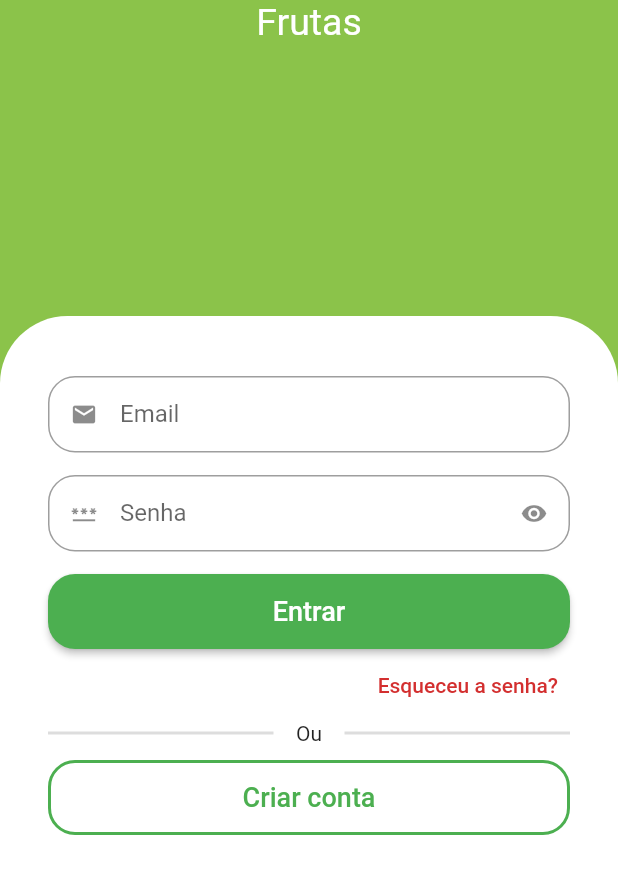
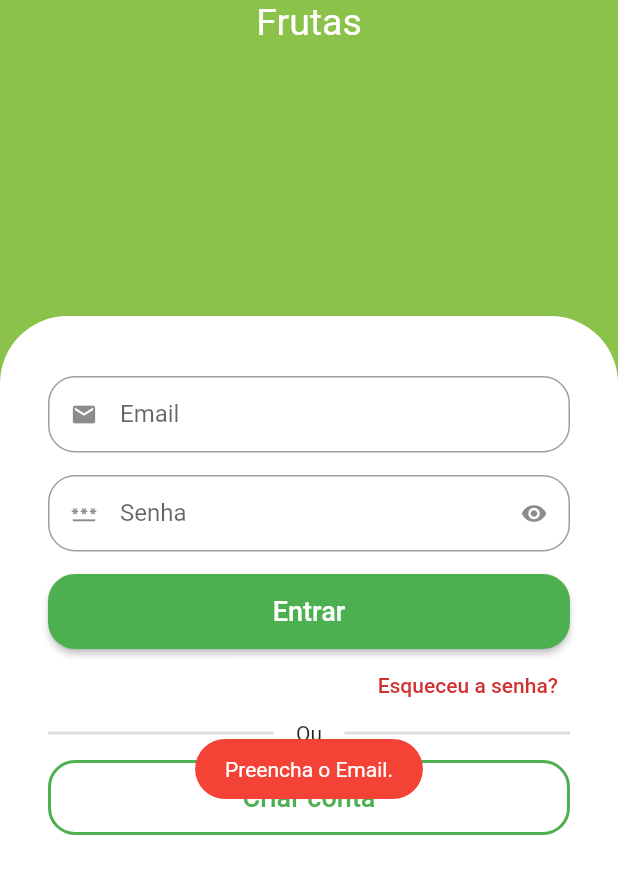
Before and after one commit to WevertonCouto/GreenGrocer-App, a Flutter app: the SignInScreen screen opened by its route, after a tap on "Esqueceu a senha?", on a phone screen of 412 x 824 dp, the part 341-1235 px from its top. Run offline on Flutter 3.47's test engine with Material 2 defaults, Android fonts, the phone set to English and light mode, and no system bars; drawn by our look-alikes of animated_text_kit; our stand-ins replace badges, dio, flutter_secure_storage, fluttertoast, freezed_annotation, get and 3 more; missing offline and left inert: add_to_cart_animation; accounts and stored records are empty.

Commit message:
add forgot password

```diff
--- a/lib/src/constants/endpoints.dart
+++ b/lib/src/constants/endpoints.dart
@@ -4,4 +4,5 @@ abstract class Endpoints {
   static const String signin = '$baseUrl/login';
   static const String signup = '$baseUrl/signup';
   static const String validateToken = '$baseUrl/validate-token';
+  static const String resetPassword = '$baseUrl/reset-password';
 }
--- a/lib/src/pages/auth/controller/auth_controller.dart
+++ b/lib/src/pages/auth/controller/auth_controller.dart
@@ -84,6 +84,10 @@ class AuthController extends GetxController {
     );
   }
 
+  Future<void> resetPassword(String email) async {
+    await authRepository.resetPassword(email);
+  }
+
   void saveTokenAndProceedToBase() async {
     await UtilsServices.saveLocalData(
         key: StorageKeys.token, data: userModel.token!);
--- a/lib/src/pages/auth/repository/auth_repository.dart
+++ b/lib/src/pages/auth/repository/auth_repository.dart
@@ -70,4 +70,13 @@ class AuthRepository {
 
     return handleUserOrError(result);
   }
+
+  Future<void> resetPassword(String email) async {
+    await _httpManager.restRequest(
+        url: Endpoints.resetPassword,
+        method: HttpMethods.post,
+        body: {
+          'email': email,
+        });
+  }
 }
--- a/lib/src/pages/auth/view/sign_in_screen.dart
+++ b/lib/src/pages/auth/view/sign_in_screen.dart
@@ -2,8 +2,10 @@ import 'package:animated_text_kit/animated_text_kit.dart';
 import 'package:flutter/material.dart';
 import 'package:get/get.dart';
 import 'package:green_grocer/src/pages/auth/controller/auth_controller.dart';
+import 'package:green_grocer/src/pages/auth/view/components/forgot_password_widget.dart';
 import 'package:green_grocer/src/pages/common_widgets/custom_text_field.dart';
 import 'package:green_grocer/src/config/custom_colors.dart';
+import 'package:green_grocer/src/services/utils_services.dart';
 
 import '../../../pages_route/app_pages.dart';
 import '../../../services/validators.dart';
@@ -123,7 +125,21 @@ class SignInScreen extends StatelessWidget {
                       Align(
                         alignment: Alignment.centerRight,
                         child: TextButton(
-                          onPressed: () {},
+                          onPressed: () async {
+                            if (_emailController.text.isNotEmpty) {
+                              final bool? result = await Get.dialog(
+                                  ForgotPasswordDialog(
+                                      email: _emailController.text));
+                              if (result ?? false) {
+                                UtilsServices.showToast(
+                                    message:
+                                        'Um link de recuperação foi enviado para o seu email.');
+                              }
+                            } else {
+                              UtilsServices.showToast(
+                                  message: 'Preencha o Email.', isError: true);
+                            }
+                          },
                           child: Text(
                             'Esqueceu a senha?',
                             style: TextStyle(
--- a/lib/src/pages/common_widgets/custom_text_field.dart
+++ b/lib/src/pages/common_widgets/custom_text_field.dart
@@ -12,9 +12,10 @@ class CustomTextField extends StatefulWidget {
   final TextEditingController? controller;
   final TextInputType? keyboardType;
   final void Function(String?)? onSaved;
+  final GlobalKey<FormFieldState>? formFieldKey;
 
-  const CustomTextField(
-      {required this.iconData,
+  const CustomTextField({
+    required this.iconData,
     required this.label,
     this.isSecret = false,
     this.inputFormatters,
@@ -24,7 +25,9 @@ class CustomTextField extends StatefulWidget {
     this.controller,
     this.keyboardType,
     this.onSaved,
-      super.key});
+    this.formFieldKey,
+    super.key,
+  });
   @override
   State<CustomTextField> createState() => _CustomTextFieldState();
 }
@@ -44,6 +47,7 @@ class _CustomTextFieldState extends State<CustomTextField> {
     return Padding(
       padding: const EdgeInsets.only(bottom: 15),
       child: TextFormField(
+        key: widget.formFieldKey,
         controller: widget.controller,
         readOnly: widget.readOnly,
         initialValue: widget.initialText,
```
Also changed, not shown: lib/src/pages/auth/view/components/forgot_password_widget.dart (added, +115 -0 lines). Lines whose indentation alone changed are shown as unchanged.
